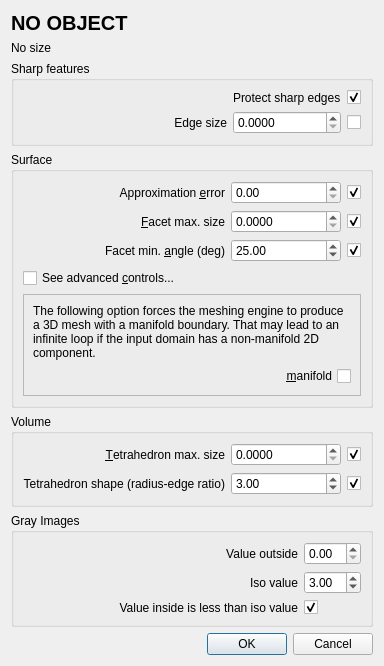
Old version of the form Polyhedron/demo/Polyhedron/Plugins/Mesh_3/Meshing_dialog.ui in the repository CGAL/cgal.
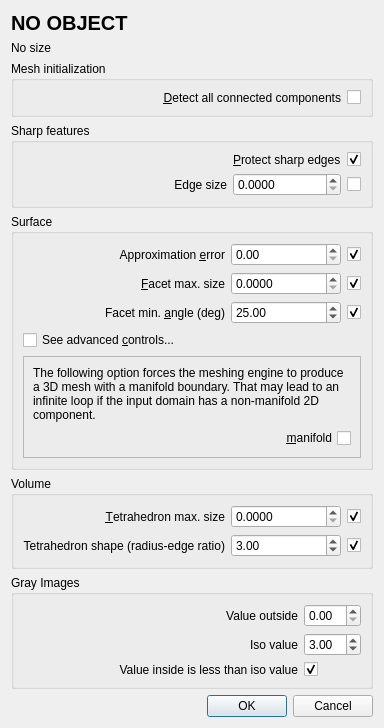
New version of the form.

Commit message:
initialization of connected components in the demo
For a 3D segmented image, this commit adds the possibility to scan the
image and initialize all connected components.

Patch:
```diff
--- a/Polyhedron/demo/Polyhedron/Plugins/Mesh_3/Meshing_dialog.ui
+++ b/Polyhedron/demo/Polyhedron/Plugins/Mesh_3/Meshing_dialog.ui
@@ -10,7 +10,7 @@
     <x>0</x>
     <y>0</y>
     <width>473</width>
-    <height>637</height>
+    <height>662</height>
    </rect>
   </property>
   <property name="sizePolicy">
@@ -47,6 +47,38 @@
      </property>
     </widget>
    </item>
+   <item>
+    <widget class="QGroupBox" name="initializationGroup">
+     <property name="title">
+      <string>Mesh initialization</string>
+     </property>
+     <layout class="QGridLayout" name="gridLayout_5" columnstretch="2,0,0">
+      <item row="1" column="2">
+       <widget class="QCheckBox" name="detectComponents">
+        <property name="text">
+         <string/>
+        </property>
+       </widget>
+      </item>
+      <item row="1" column="0" colspan="2">
+       <widget class="QLabel" name="detectComponentsLabel">
+        <property name="layoutDirection">
+         <enum>Qt::LeftToRight</enum>
+        </property>
+        <property name="text">
+         <string>&amp;Detect all connected components</string>
+        </property>
+        <property name="alignment">
+         <set>Qt::AlignRight|Qt::AlignTrailing|Qt::AlignVCenter</set>
+        </property>
+        <property name="buddy">
+         <cstring>detectComponents</cstring>
+        </property>
+       </widget>
+      </item>
+     </layout>
+    </widget>
+   </item>
    <item>
     <widget class="QGroupBox" name="sharpFeaturesGroup">
      <property name="layoutDirection">
@@ -88,9 +120,6 @@
       </item>
       <item row="0" column="2">
        <widget class="QCheckBox" name="protect">
-        <property name="layoutDirection">
-         <enum>Qt::RightToLeft</enum>
-        </property>
         <property name="text">
          <string/>
         </property>
@@ -102,7 +131,10 @@
       <item row="0" column="1">
        <widget class="QLabel" name="protectLabel">
         <property name="text">
-         <string>Protect sharp edges</string>
+         <string>&amp;Protect sharp edges</string>
+        </property>
+        <property name="buddy">
+         <cstring>protect</cstring>
         </property>
        </widget>
       </item>
```
Left out of the diff: 16 changed lines with no effect on the pictures. The commit also changes 4 other files.
